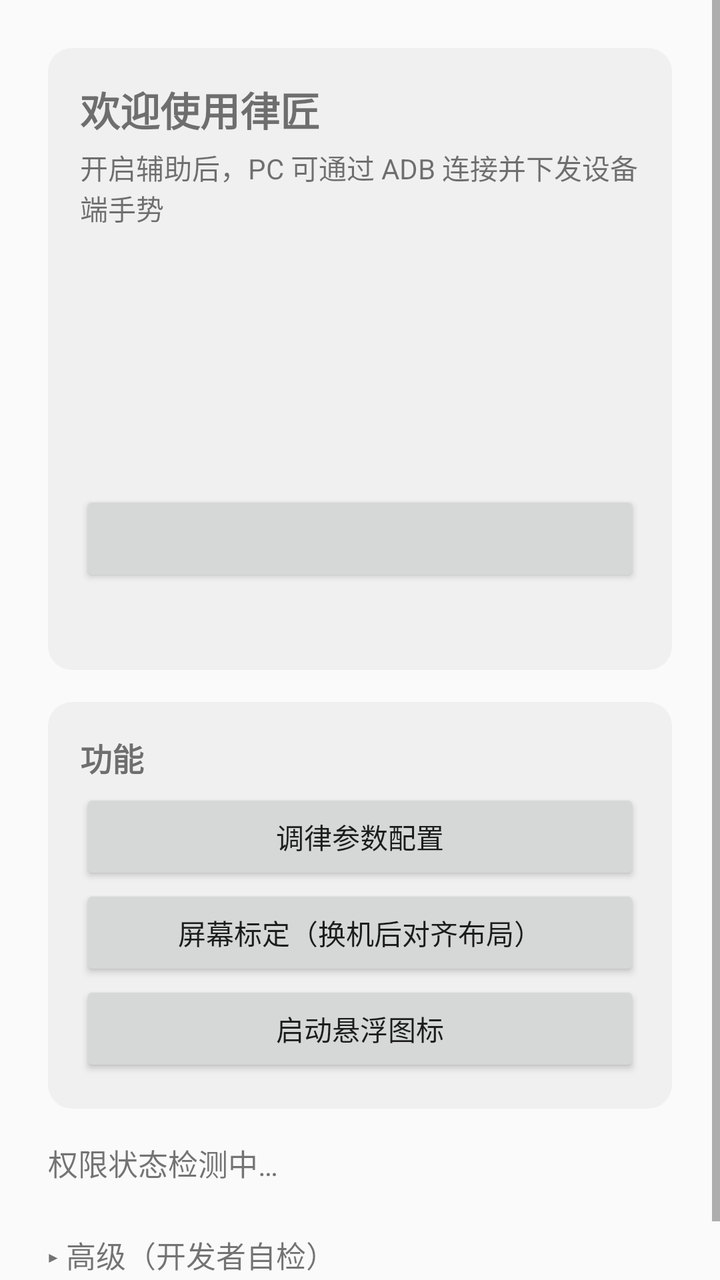
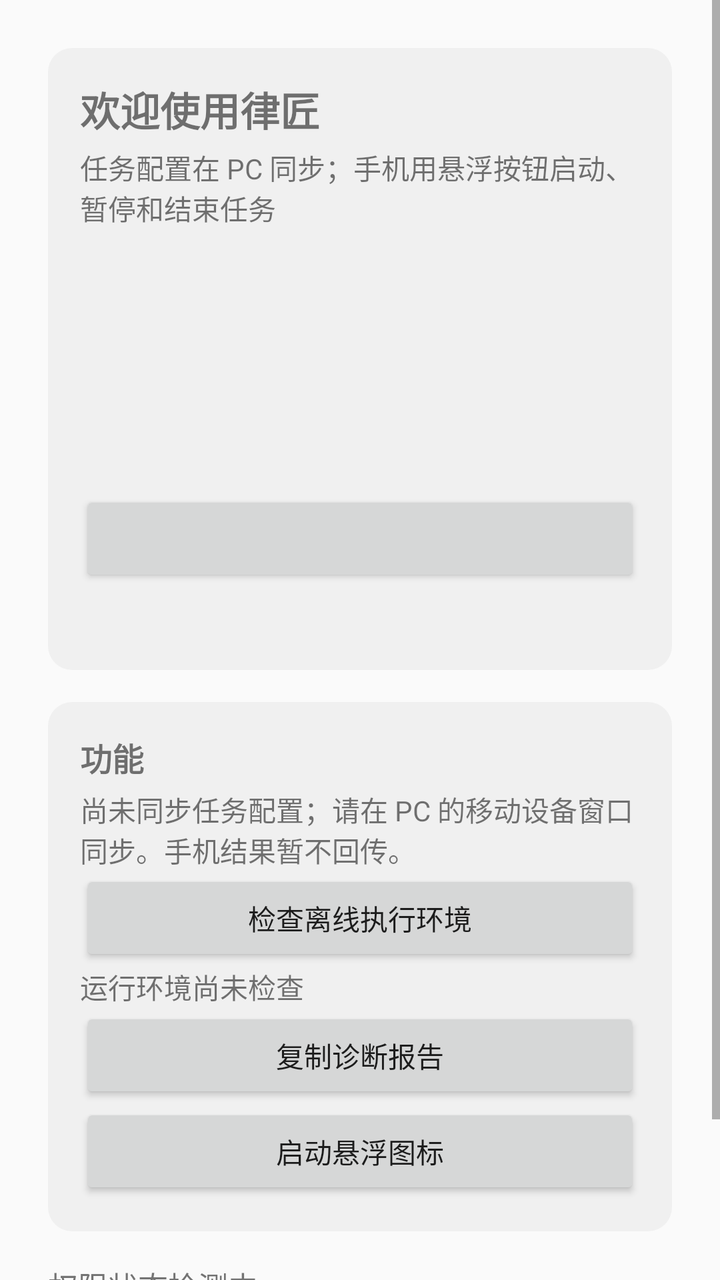

Before-and-after screenshots of an Android layout around one commit, followed by the original layout XML and the change that was made.
<!-- AndroidManifest.xml: application theme Theme.Lvjiang -->
<!-- res/layout/activity_main.xml -->
<?xml version="1.0" encoding="utf-8"?>
<ScrollView xmlns:android="http://schemas.android.com/apk/res/android"
    android:layout_width="match_parent"
    android:layout_height="match_parent"
    android:fitsSystemWindows="true">

    <LinearLayout
        android:layout_width="match_parent"
        android:layout_height="wrap_content"
        android:orientation="vertical"
        android:padding="24dp">

        

        <LinearLayout
            android:id="@+id/guide_card"
            android:layout_width="match_parent"
            android:layout_height="wrap_content"
            android:orientation="vertical"
            android:background="@drawable/bg_card"
            android:padding="16dp">

            <TextView
                android:id="@+id/guide_title"
                android:layout_width="match_parent"
                android:layout_height="wrap_content"
                android:text="@string/guide_title"
                android:textSize="20sp"
                android:textStyle="bold"
                android:paddingBottom="4dp" />

            <TextView
                android:id="@+id/guide_subtitle"
                android:layout_width="match_parent"
                android:layout_height="wrap_content"
                android:text="@string/guide_subtitle"
                android:textSize="14sp"
                android:paddingBottom="16dp" />

            <TextView
                android:id="@+id/check_a11y"
                android:layout_width="match_parent"
                android:layout_height="wrap_content"
                android:textSize="15sp"
                android:paddingBottom="6dp" />

            <TextView
                android:id="@+id/check_pc_connection"
                android:layout_width="match_parent"
                android:layout_height="wrap_content"
                android:textSize="15sp"
                android:paddingBottom="6dp" />

            <TextView
                android:id="@+id/check_overlay"
                android:layout_width="match_parent"
                android:layout_height="wrap_content"
                android:textSize="15sp"
                android:paddingBottom="6dp" />

            <TextView
                android:id="@+id/check_notification"
                android:layout_width="match_parent"
                android:layout_height="wrap_content"
                android:textSize="15sp"
                android:paddingBottom="16dp" />

            <Button
                android:id="@+id/btn_next"
                android:layout_width="match_parent"
                android:layout_height="wrap_content"
                android:textSize="16sp" />

            <TextView
                android:id="@+id/guide_hint"
                android:layout_width="match_parent"
                android:layout_height="wrap_content"
                android:textSize="13sp"
                android:paddingTop="8dp" />

        </LinearLayout>

        

        <LinearLayout
            android:id="@+id/features_section"
            android:layout_width="match_parent"
            android:layout_height="wrap_content"
            android:orientation="vertical"
            android:background="@drawable/bg_card"
            android:padding="16dp"
            android:layout_marginTop="16dp"
            android:layout_marginBottom="16dp">

            <TextView
                android:layout_width="match_parent"
                android:layout_height="wrap_content"
                android:text="@string/section_features"
                android:textSize="16sp"
                android:textStyle="bold"
                android:paddingBottom="4dp" />

            <Button
                android:id="@+id/btn_tuning_config"
                android:layout_width="match_parent"
                android:layout_height="wrap_content"
                android:text="@string/btn_tuning_config" />

            <Button
                android:id="@+id/btn_calib"
                android:layout_width="match_parent"
                android:layout_height="wrap_content"
                android:text="@string/btn_calib" />

            <Button
                android:id="@+id/btn_float_toggle"
                android:layout_width="match_parent"
                android:layout_height="wrap_content"
                android:text="@string/btn_start_float" />

        </LinearLayout>

        

        <TextView
            android:id="@+id/status_text"
            android:layout_width="match_parent"
            android:layout_height="wrap_content"
            android:text="@string/status_placeholder"
            android:textSize="15sp"
            android:paddingBottom="16dp" />

        

        <TextView
            android:id="@+id/advanced_toggle"
            android:layout_width="match_parent"
            android:layout_height="wrap_content"
            android:text="@string/advanced_collapsed"
            android:textSize="15sp"
            android:paddingTop="8dp"
            android:paddingBottom="8dp" />

        <LinearLayout
            android:id="@+id/advanced_panel"
            android:layout_width="match_parent"
            android:layout_height="wrap_content"
            android:orientation="vertical"
            android:visibility="gone">

            <Button
                android:id="@+id/btn_overlay"
                android:layout_width="match_parent"
                android:layout_height="wrap_content"
                android:text="@string/btn_overlay" />

            <Button
                android:id="@+id/btn_a11y"
                android:layout_width="match_parent"
                android:layout_height="wrap_content"
                android:text="@string/btn_a11y" />

            <Button
                android:id="@+id/btn_shizuku"
                android:layout_width="match_parent"
                android:layout_height="wrap_content"
                android:text="@string/btn_shizuku" />

            <Button
                android:id="@+id/btn_notification"
                android:layout_width="match_parent"
                android:layout_height="wrap_content"
                android:text="@string/btn_notification" />

            <Button
                android:id="@+id/btn_test_shell"
                android:layout_width="match_parent"
                android:layout_height="wrap_content"
                android:text="@string/btn_test_shell" />

            <Button
                android:id="@+id/btn_test_python"
                android:layout_width="match_parent"
                android:layout_height="wrap_content"
                android:text="@string/btn_test_python" />

            
            <Button
                android:id="@+id/btn_test_click"
                android:layout_width="match_parent"
                android:layout_height="wrap_content"
                android:text="@string/btn_test_click" />

        </LinearLayout>

    </LinearLayout>
</ScrollView>
<!-- resources referenced by this layout -->
<resources>
  <!-- drawable bg_card (drawable) -->
  <?xml version="1.0" encoding="utf-8"?>
  <shape xmlns:android="http://schemas.android.com/apk/res/android"
      android:shape="rectangle">
      <corners android:radius="12dp" />
      <solid android:color="#14808080" />
  </shape>
  <string name="advanced_collapsed">▸ 高级（开发者自检）</string>
  <string name="btn_a11y">2. 开启无障碍服务（必需）</string>
  <string name="btn_calib">屏幕标定（换机后对齐布局）</string>
  <string name="btn_notification">4. 授予通知权限</string>
  <string name="btn_overlay">1. 授予悬浮窗权限</string>
  <string name="btn_shizuku">3. 授予 Shizuku 权限（可选）</string>
  <string name="btn_start_float">启动悬浮图标</string>
  <string name="btn_test_click">自检：点击回显</string>
  <string name="btn_test_python">自检：Python 运行时</string>
  <string name="btn_test_shell">自检：shell 通道（id）</string>
  <string name="btn_tuning_config">调律参数配置</string>
  <string name="guide_subtitle">开启辅助后，PC 可通过 ADB 连接并下发设备端手势</string>
  <string name="guide_title">欢迎使用律匠</string>
  <string name="section_features">功能</string>
  <string name="status_placeholder">权限状态检测中…</string>
  <style name="Theme.Lvjiang" parent="Theme.AppCompat.DayNight.NoActionBar" />
</resources>

<!-- the commit's change to res/layout/activity_main.xml (unified diff, before → after) -->
@@ -100,17 +100,31 @@
                 android:textStyle="bold"
                 android:paddingBottom="4dp" />
 
-            <Button
-                android:id="@+id/btn_tuning_config"
-                android:layout_width="match_parent"
-                android:layout_height="wrap_content"
-                android:text="@string/btn_tuning_config" />
-
-            <Button
-                android:id="@+id/btn_calib"
-                android:layout_width="match_parent"
-                android:layout_height="wrap_content"
-                android:text="@string/btn_calib" />
+            <TextView
+                android:id="@+id/offline_status"
+                android:layout_width="match_parent"
+                android:layout_height="wrap_content"
+                android:text="尚未同步任务配置；请在 PC 的移动设备窗口同步。手机结果暂不回传。"
+                android:textSize="14sp" />
+
+            <Button
+                android:id="@+id/btn_runtime_check"
+                android:layout_width="match_parent"
+                android:layout_height="wrap_content"
+                android:text="检查离线执行环境" />
+
+            <TextView
+                android:id="@+id/runtime_status"
+                android:layout_width="match_parent"
+                android:layout_height="wrap_content"
+                android:text="运行环境尚未检查"
+                android:textSize="14sp" />
+
+            <Button
+                android:id="@+id/btn_copy_report"
+                android:layout_width="match_parent"
+                android:layout_height="wrap_content"
+                android:text="复制诊断报告" />
 
             <Button
                 android:id="@+id/btn_float_toggle"
@@ -149,6 +163,12 @@
             android:visibility="gone">
 
             <Button
+                android:id="@+id/btn_calib"
+                android:layout_width="match_parent"
+                android:layout_height="wrap_content"
+                android:text="@string/btn_calib" />
+
+            <Button
                 android:id="@+id/btn_overlay"
                 android:layout_width="match_parent"
                 android:layout_height="wrap_content"
<!-- resource entries referenced after the edit -->
@@ -17,8 +17,7 @@
   <string name="btn_test_click">自检：点击回显</string>
   <string name="btn_test_python">自检：Python 运行时</string>
   <string name="btn_test_shell">自检：shell 通道（id）</string>
-  <string name="btn_tuning_config">调律参数配置</string>
-  <string name="guide_subtitle">开启辅助后，PC 可通过 ADB 连接并下发设备端手势</string>
+  <string name="guide_subtitle">任务配置在 PC 同步；手机用悬浮按钮启动、暂停和结束任务</string>
   <string name="guide_title">欢迎使用律匠</string>
   <string name="section_features">功能</string>
   <string name="status_placeholder">权限状态检测中…</string>
